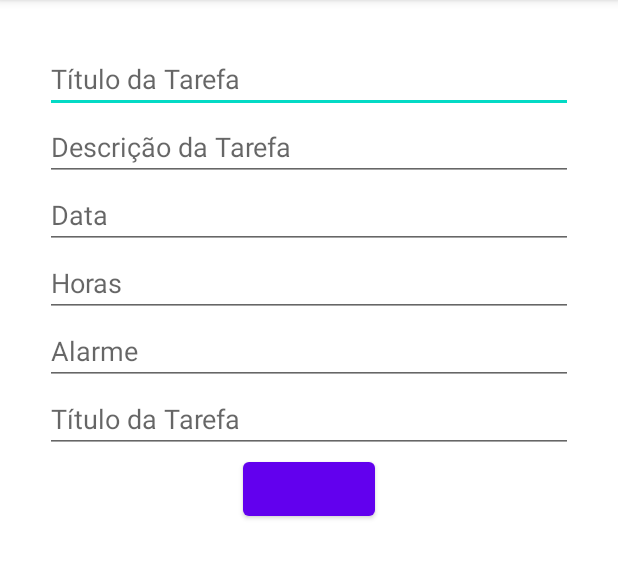
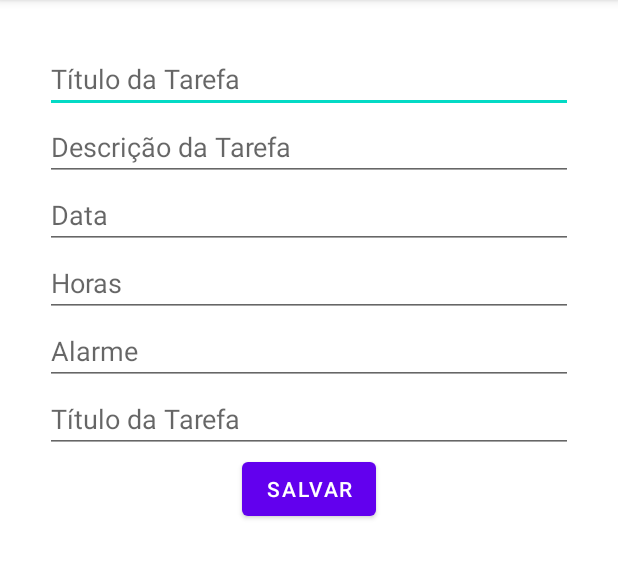
Before and after one commit to camisminei/Trab2PROBMOB, an Android app: the TarefasActivity screen opened directly, with no data from a screen before it, on a phone screen of 412 x 824 dp, the part 84-663 px from its top. Run offline under Robolectric (Android 15) with nearby library versions, the light colour scheme and no system bars.

Commit message:
atividade de tarefa

```diff
--- a/app/src/main/java/com/example/trabfinal/TarefasActivity.java
+++ b/app/src/main/java/com/example/trabfinal/TarefasActivity.java
@@ -2,13 +2,51 @@ package com.example.trabfinal;
 
 import androidx.appcompat.app.AppCompatActivity;
 
+import android.content.Intent;
 import android.os.Bundle;
+import android.widget.Button;
+import android.widget.EditText;
 
 public class TarefasActivity extends AppCompatActivity {
+
+    private EditText tituloTarefa, descricaoTarefa, data, hora, alarme, local;
+    DBToDoHelper dbHelper;
+    Tarefas tarefa, altTarefa;
+    long retornoDB;
+    private Button btnVariavel;
 
     @Override
     protected void onCreate(Bundle savedInstanceState) {
         super.onCreate(savedInstanceState);
         setContentView(R.layout.activity_tarefas);
+        tituloTarefa=findViewById(R.id.tituloTarefa);
+        descricaoTarefa=findViewById(R.id.descricaoTarefa);
+        data=findViewById(R.id.data);
+        hora=findViewById(R.id.hora);
+        alarme=findViewById(R.id.alarme);
+        local=findViewById(R.id.local);
+        Intent it = getIntent();
+        altTarefa=(Tarefas)it.getSerializableExtra("ch_tarefa");
+        tarefa = new Tarefas();
+        dbHelper=new DBToDoHelper(TarefasActivity.this);
+        btnVariavel=findViewById(R.id.btnConcluido);
+
+        if(altTarefa!=null){
+            btnVariavel.setText("Alterar");
+            tituloTarefa.setText(altTarefa.getTituloTarefa());
+            descricaoTarefa.setText(altTarefa.getDescricaoTarefa());
+            data.setText(altTarefa.getData());
+            hora.setText(altTarefa.getHora());
+            alarme.setText(altTarefa.getAlarme());
+            local.setText(altTarefa.getLocal());
+            tarefa.setIdTarefa(altTarefa.getIdTarefa());
+        }else{
+            btnVariavel.setText("Salvar");
+        }
+
+
+
+
+
     }
 }
--- a/app/src/main/res/layout/activity_tarefas.xml
+++ b/app/src/main/res/layout/activity_tarefas.xml
@@ -16,7 +16,7 @@
             android:layout_height="wrap_content"
             android:id="@+id/tituloTarefa"
             android:ems="10"
-            android:inputType="text"
+            android:inputType="textPersonName"
             android:hint="Título da Tarefa"/>
         <EditText
             android:layout_width="match_parent"
```
